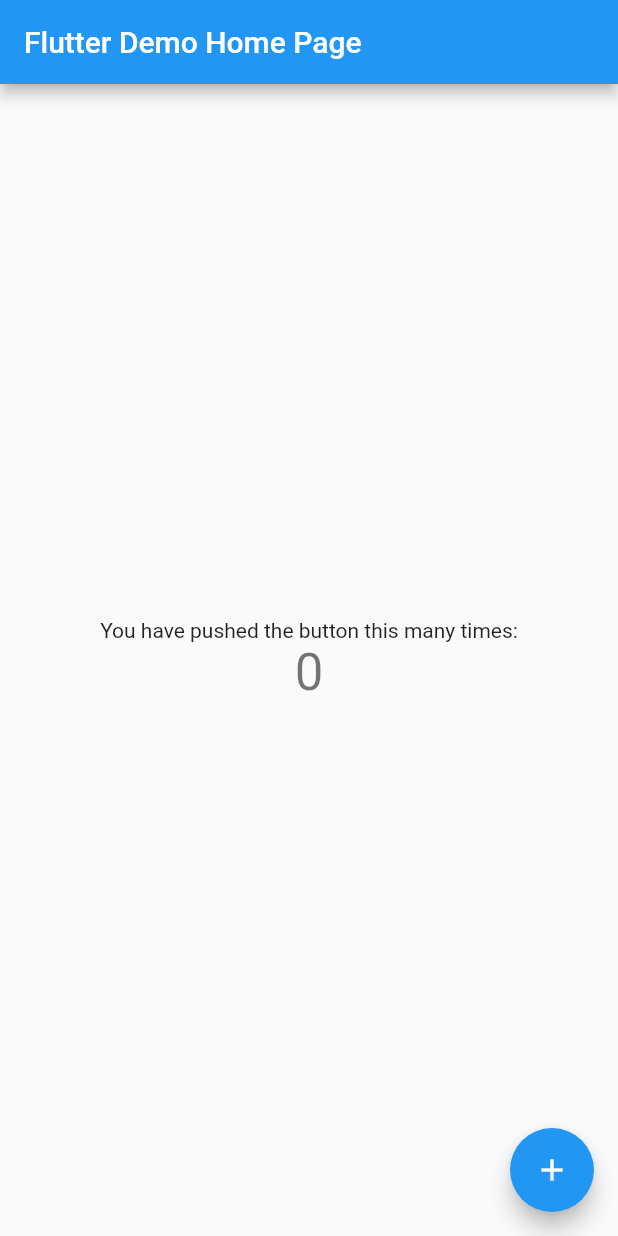
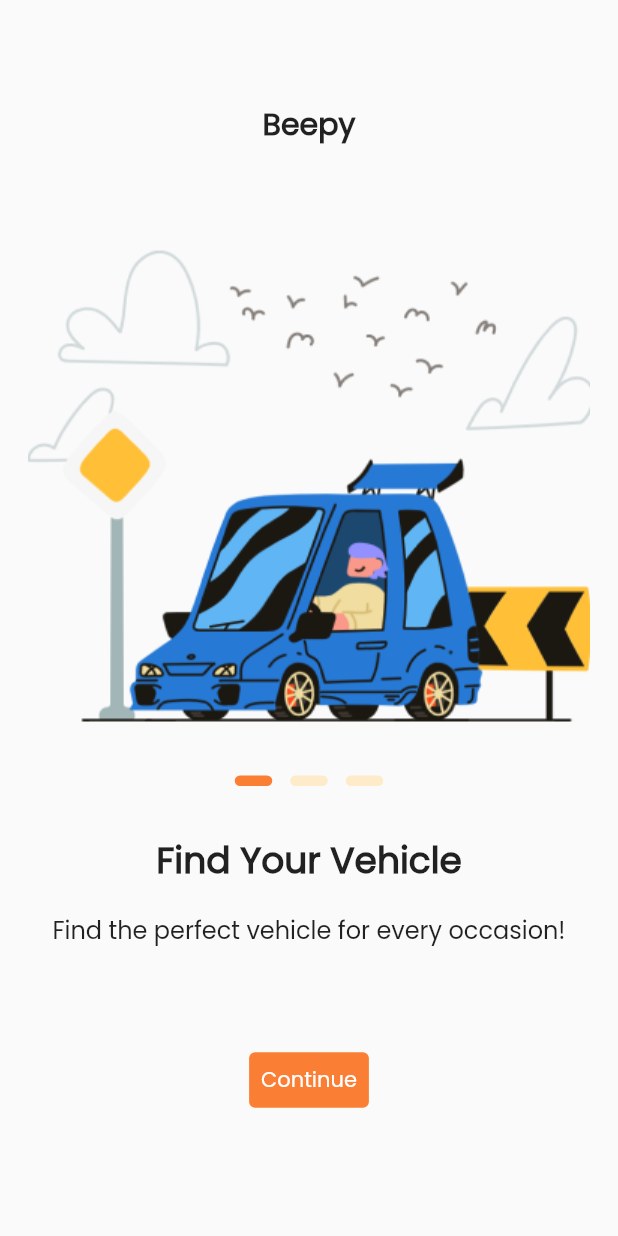
Before and after one commit to Tech-Dev-Gh/Seminar-App, a Flutter app: the screen it shows after launch, on a phone screen of 412 x 824 dp. Run offline on Flutter 3.47's test engine with Material 2 defaults, Android fonts, the phone set to English and light mode, and no system bars.

Commit message:
Updated yaml and dart file
I updated the pubspec.yaml file to reference my assets and fonts. I built the first onboarding screen in the the screens folder as well

```diff
--- a/lib/constants.dart
+++ b/lib/constants.dart
@@ -1,7 +1,7 @@
 import "package:flutter/material.dart";
 
-final kprimaryColor = const Color(0xFA7F35);
-final ksecondaryColor = const Color(0xFDEBC9);
+final kprimaryColor = const Color(0xFFFA7F35);
+final ksecondaryColor = const Color(0xFFFDEBC9);
 
 const kbalooFont = "Baloo";
 const kPoppinsfont = "Poppins";
--- a/lib/main.dart
+++ b/lib/main.dart
@@ -1,113 +1,33 @@
 import 'package:flutter/material.dart';
+import 'package:seminar_app/constants.dart';
 
-void main() {
-  runApp(MyApp());
-}
+import 'screens/intro.dart';
 
-class MyApp extends StatelessWidget {
-  // This widget is the root of your application.
+void main() => runApp(SeminarApp());
+
+class SeminarApp extends StatelessWidget {
+  const SeminarApp({Key? key}) : super(key: key);
+
   @override
   Widget build(BuildContext context) {
     return MaterialApp(
-      title: 'Flutter Demo',
+      debugShowCheckedModeBanner: false,
+      title: "Seminar App",
       theme: ThemeData(
-        // This is the theme of your application.
-        //
-        // Try running your application with "flutter run". You'll see the
-        // application has a blue toolbar. Then, without quitting the app, try
-        // changing the primarySwatch below to Colors.green and then invoke
-        // "hot reload" (press "r" in the console where you ran "flutter run",
-        // or simply save your changes to "hot reload" in a Flutter IDE).
-        // Notice that the counter didn't reset back to zero; the application
-        // is not restarted.
-        primarySwatch: Colors.blue,
+        fontFamily: kPoppinsfont,
+        primaryColor: kprimaryColor,
+        textTheme: TextTheme(
+          bodyText1: TextStyle(fontFamily: kPoppinsfont),
+          bodyText2: TextStyle(fontFamily: kPoppinsfont),
+        ),
+        textButtonTheme: TextButtonThemeData(
+          style: TextButton.styleFrom(
+            primary: Colors.white,
+            backgroundColor: kprimaryColor,
+          ),
+        ),
       ),
-      home: MyHomePage(title: 'Flutter Demo Home Page'),
+      home: Intro(),
     );
   }
 }
-
-class MyHomePage extends StatefulWidget {
-  MyHomePage({Key? key, required this.title}) : super(key: key);
-
-  // This widget is the home page of your application. It is stateful, meaning
-  // that it has a State object (defined below) that contains fields that affect
-  // how it looks.
-
-  // This class is the configuration for the state. It holds the values (in this
-  // case the title) provided by the parent (in this case the App widget) and
-  // used by the build method of the State. Fields in a Widget subclass are
-  // always marked "final".
-
-  final String title;
-
-  @override
-  _MyHomePageState createState() => _MyHomePageState();
-}
-
-class _MyHomePageState extends State<MyHomePage> {
-  int _counter = 0;
-
-  void _incrementCounter() {
-    setState(() {
-      // This call to setState tells the Flutter framework that something has
-      // changed in this State, which causes it to rerun the build method below
-      // so that the display can reflect the updated values. If we changed
-      // _counter without calling setState(), then the build method would not be
-      // called again, and so nothing would appear to happen.
-      _counter++;
-    });
-  }
-
-  @override
-  Widget build(BuildContext context) {
-    // This method is rerun every time setState is called, for instance as done
-    // by the _incrementCounter method above.
-    //
-    // The Flutter framework has been optimized to make rerunning build methods
-    // fast, so that you can just rebuild anything that needs updating rather
-    // than having to individually change instances of widgets.
-    return Scaffold(
-      appBar: AppBar(
-        // Here we take the value from the MyHomePage object that was created by
-        // the App.build method, and use it to set our appbar title.
-        title: Text(widget.title),
-      ),
-      body: Center(
-        // Center is a layout widget. It takes a single child and positions it
-        // in the middle of the parent.
-        child: Column(
-          // Column is also a layout widget. It takes a list of children and
-          // arranges them vertically. By default, it sizes itself to fit its
-          // children horizontally, and tries to be as tall as its parent.
-          //
-          // Invoke "debug painting" (press "p" in the console, choose the
-          // "Toggle Debug Paint" action from the Flutter Inspector in Android
-          // Studio, or the "Toggle Debug Paint" command in Visual Studio Code)
-          // to see the wireframe for each widget.
-          //
-          // Column has various properties to control how it sizes itself and
-          // how it positions its children. Here we use mainAxisAlignment to
-          // center the children vertically; the main axis here is the vertical
-          // axis because Columns are vertical (the cross axis would be
-          // horizontal).
-          mainAxisAlignment: MainAxisAlignment.center,
-          children: <Widget>[
-            Text(
-              'You have pushed the button this many times:',
-            ),
-            Text(
-              '$_counter',
-              style: Theme.of(context).textTheme.headline4,
-            ),
-          ],
-        ),
-      ),
-      floatingActionButton: FloatingActionButton(
-        onPressed: _incrementCounter,
-        tooltip: 'Increment',
-        child: Icon(Icons.add),
-      ), // This trailing comma makes auto-formatting nicer for build methods.
-    );
-  }
-}
--- a/lib/model/vehicles.dart
+++ b/lib/model/vehicles.dart
@@ -10,7 +10,12 @@
   Vehicle({this.name, this.url, this.description, this.cardColor, this.price});
 }
 
-final List<Vehicle> cars = [
+//get items
+List<Vehicle> get getCars => _cars;
+List<Vehicle> get getBigCars => _bigCars;
+List<Vehicle> get getBikes => _bikes;
+
+final List<Vehicle> _cars = [
   Vehicle(
     name: "Classic Car",
     url: "assets/images/cars/car1.png",
@@ -41,7 +46,7 @@
   ),
 ];
 
-final List<Vehicle> bigCars = [
+final List<Vehicle> _bigCars = [
   Vehicle(
     name: "Motorhome",
     url: "assets/images/big cars/car1.png",
@@ -76,7 +81,7 @@
   ),
 ];
 
-final List<Vehicle> bikes = [
+final List<Vehicle> _bikes = [
   Vehicle(
     name: "Vespa",
     url: "assets/images/bikes/bike1.png",
--- /dev/null
+++ b/lib/screens/intro.dart
@@ -0,0 +1,123 @@
+import 'package:flutter/material.dart';
+import 'package:seminar_app/constants.dart';
+
+class Intro extends StatefulWidget {
+  const Intro({Key? key}) : super(key: key);
+
+  @override
+  _IntroState createState() => _IntroState();
+}
+
+class _IntroState extends State<Intro> {
+  final int _numPages = 3;
+  final PageController _pageController = PageController(initialPage: 0);
+  int _currentPage = 0;
+
+  List<Widget> _buildPageIndicator() {
+    List<Widget> list = [];
+    for (int i = 0; i < _numPages; i++) {
+      list.add(i == _currentPage ? _indicator(true) : _indicator(false));
+    }
+    return list;
+  }
+
+  Widget _indicator(bool isActive) {
+    return AnimatedContainer(
+      duration: Duration(milliseconds: 150),
+      margin: EdgeInsets.symmetric(horizontal: 6.0),
+      height: 7.0,
+      width: 25.0,
+      decoration: BoxDecoration(
+        color: isActive ? kprimaryColor : ksecondaryColor,
+        borderRadius: BorderRadius.all(Radius.circular(12)),
+      ),
+    );
+  }
+
+  @override
+  Widget build(BuildContext context) {
+    return Scaffold(
+      body: PageView(
+        physics: ClampingScrollPhysics(),
+        controller: _pageController,
+        onPageChanged: (int page) {
+          setState(() {
+            _currentPage = page;
+          });
+        },
+        children: <Widget>[
+          Column(
+            // mainAxisAlignment: MainAxisAlignment.center,
+            children: [
+              Padding(
+                padding: const EdgeInsets.only(top: 68),
+                child: Text(
+                  "Beepy",
+                  style: TextStyle(
+                    fontSize: 20,
+                    fontWeight: FontWeight.w600,
+                  ),
+                ),
+              ),
+              Padding(
+                padding: const EdgeInsets.only(top: 68),
+                child: Image.asset(
+                  "assets/images/intro/intro1.png",
+                  height: 319,
+                  width: 427,
+                ),
+              ),
+              Padding(
+                padding: const EdgeInsets.symmetric(vertical: 32.0),
+                child: Row(
+                  mainAxisAlignment: MainAxisAlignment.center,
+                  children: _buildPageIndicator(),
+                ),
+              ),
+              Padding(
+                padding: const EdgeInsets.only(bottom: 16.0),
+                child: Text(
+                  "Find Your Vehicle",
+                  style: TextStyle(
+                    fontSize: 24,
+                    fontWeight: FontWeight.w600,
+                  ),
+                ),
+              ),
+              Padding(
+                padding: const EdgeInsets.only(bottom: 64.0),
+                child: Text(
+                  "Find the perfect vehicle for every occasion!",
+                  style: TextStyle(
+                    fontSize: 16,
+                    fontWeight: FontWeight.w400,
+                  ),
+                ),
+              ),
+              TextButton(
+                // style: ButtonStyle(backgroundColor: kprimaryColor),
+                onPressed: () {},
+                child: Text("Continue"),
+              ),
+            ],
+          ),
+          Column(
+            children: [
+              Text("Beepy"),
+              Image.asset("assets/images/intro/intro1.png"),
+              Container(
+                color: kprimaryColor,
+                height: 50,
+                width: 50,
+              ),
+              Row(
+                mainAxisAlignment: MainAxisAlignment.center,
+                children: _buildPageIndicator(),
+              ),
+            ],
+          ),
+        ],
+      ),
+    );
+  }
+}
--- a/pubspec.yaml
+++ b/pubspec.yaml
@@ -46,7 +46,10 @@
 
   # To add assets to your application, add an assets section, like this:
   assets:
-    - assets/images/
+    - assets/images/cars/
+    - assets/images/bikes/
+    - assets/images/intro/
+    - assets/images/big cars/
   #   - images/a_dot_ham.jpeg
 
   # An image asset can refer to one or more resolution-specific "variants", see
```
